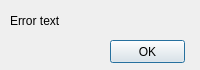
Before: the Qt Designer form DialogError.ui in lab0s/Set-Comparator, drawn with Qt 5.
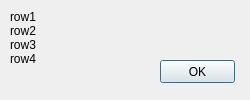
After: the same form once the commit is applied.

What changed in the file:
```diff
--- a/DialogError.ui
+++ b/DialogError.ui
@@ -6,10 +6,22 @@
    <rect>
     <x>0</x>
     <y>0</y>
-    <width>200</width>
-    <height>70</height>
+    <width>250</width>
+    <height>100</height>
    </rect>
   </property>
+  <property name="minimumSize">
+   <size>
+    <width>250</width>
+    <height>100</height>
+   </size>
+  </property>
+  <property name="maximumSize">
+   <size>
+    <width>250</width>
+    <height>100</height>
+   </size>
+  </property>
   <property name="windowTitle">
    <string>Error</string>
   </property>
@@ -18,19 +30,25 @@
     <rect>
      <x>10</x>
      <y>10</y>
-     <width>151</width>
-     <height>21</height>
+     <width>221</width>
+     <height>61</height>
     </rect>
    </property>
    <property name="text">
-    <string>Error text</string>
+    <string>row1
+row2
+row3
+row4</string>
+   </property>
+   <property name="alignment">
+    <set>Qt::AlignLeading|Qt::AlignLeft|Qt::AlignTop</set>
    </property>
   </widget>
   <widget class="QPushButton" name="pushButton_ok">
    <property name="geometry">
     <rect>
-     <x>110</x>
-     <y>40</y>
+     <x>160</x>
+     <y>60</y>
      <width>75</width>
      <height>23</height>
     </rect>
```
Left out of the diff: 2 changed lines with no effect on the pictures.
